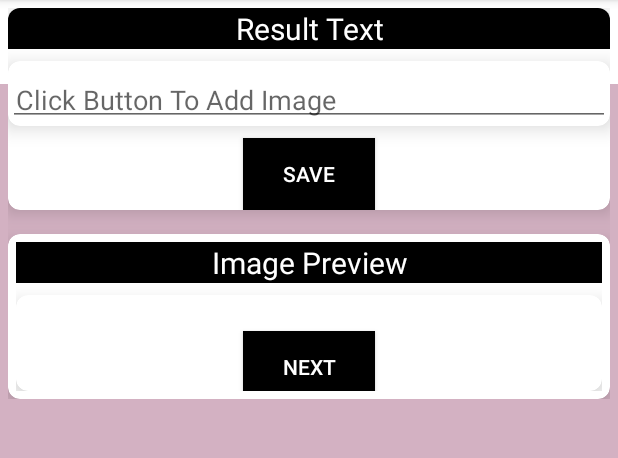
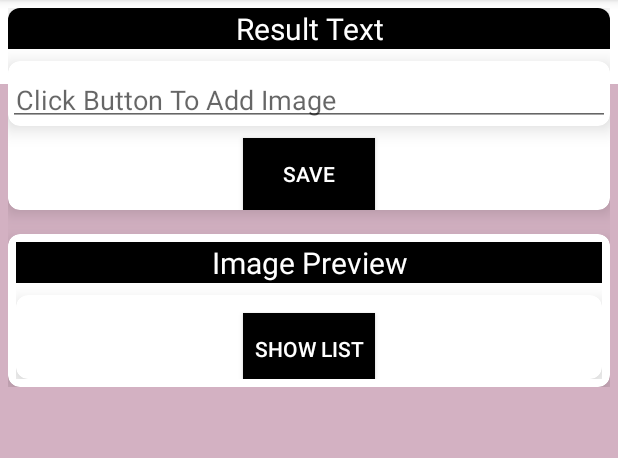
Before and after one commit to KhaiSoe/Let-s-Keep-In-Touch, an Android app: the screen it shows after launch (MainActivity), on a phone screen of 412 x 824 dp, the part 84-542 px from its top. Run offline under Robolectric (Android 15) with nearby library versions, the phone set to English and light mode, and no system bars; libraries missing offline, so code that uses them is left out: com.google.android.gms, com.theartofdev.edmodo.

Commit message:
extracted styles for scanning fragment buttons and updated github link

```diff
--- a/app/src/main/res/layout-land/fragment_scanning.xml
+++ b/app/src/main/res/layout-land/fragment_scanning.xml
@@ -71,14 +71,8 @@
 
                     <Button
                         android:id="@+id/save_editText"
-                        android:layout_width="wrap_content"
-                        android:layout_height="wrap_content"
-                        android:layout_gravity="center"
-                        android:layout_marginTop="8dp"
-                        android:background="#000000"
-                        android:gravity="center"
-                        android:text="@string/save_text"
-                        android:textColor="#ffffff" />
+                        style="@style/scanning_frag_button_style"
+                        android:text="@string/save_text" />
                 </LinearLayout>
             </androidx.cardview.widget.CardView>
 
@@ -123,15 +117,8 @@
 
                         <Button
                             android:id="@+id/next_fragment"
-                            android:layout_width="wrap_content"
-                            android:layout_height="wrap_content"
-                            android:layout_gravity="center"
-                            android:layout_marginTop="16dp"
-                            android:background="#000000"
-                            android:gravity="center"
-                            android:padding="8dp"
-                            android:text="@string/next_fragment"
-                            android:textColor="#ffffff" />
+                            style="@style/scanning_frag_button_style"
+                            android:text="@string/next_fragment" />
                     </androidx.cardview.widget.CardView>
                 </LinearLayout>
             </androidx.cardview.widget.CardView>
--- a/app/src/main/res/layout/fragment_scanning.xml
+++ b/app/src/main/res/layout/fragment_scanning.xml
@@ -73,14 +73,8 @@
 
                     <Button
                         android:id="@+id/save_editText"
-                        android:layout_width="wrap_content"
-                        android:layout_height="wrap_content"
-                        android:layout_gravity="center"
-                        android:layout_marginTop="8dp"
-                        android:background="#000000"
-                        android:gravity="center"
-                        android:text="@string/save_text"
-                        android:textColor="#ffffff" />
+                        style="@style/scanning_frag_button_style"
+                        android:text="@string/save_text" />
                 </LinearLayout>
             </androidx.cardview.widget.CardView>
 
@@ -96,7 +90,8 @@
                     android:layout_width="match_parent"
                     android:layout_height="wrap_content"
                     android:orientation="vertical"
-                    android:padding="5dp">
+                    android:padding="5dp"
+                    tools:ignore="ExtraText">
 
                     <TextView
                         android:id="@+id/show_image"
@@ -127,15 +122,8 @@
 
                         <Button
                             android:id="@+id/next_fragment"
-                            android:layout_width="wrap_content"
-                            android:layout_height="wrap_content"
-                            android:layout_gravity="center"
-                            android:layout_marginTop="16dp"
-                            android:background="#000000"
-                            android:gravity="center"
-                            android:padding="8dp"
-                            android:text="@string/next_fragment"
-                            android:textColor="#ffffff" />
+                            style="@style/scanning_frag_button_style"
+                            android:text="@string/next_fragment" />
                     </androidx.cardview.widget.CardView>
 
 
--- a/app/src/main/res/values/strings.xml
+++ b/app/src/main/res/values/strings.xml
@@ -42,10 +42,10 @@
     <string name="pickStorage_intent">image/*</string>
     <string name="delete_text">Delete Text</string>
     <string name="add_text">Add Text</string>
-    <string name="next_fragment">Next</string>
+    <string name="next_fragment">Show List</string>
     <string name="delete">Delete</string>
     <string name="save">Save</string>
-    <string name="gitHub_string">https://github.com/KhaiSoe/CYOA_Pursuit_HW_SOE_KHAING</string>
+    <string name="gitHub_string">https://github.com/KhaiSoe/Let-s-Keep-In-Touch</string>
     <string name="linkedIn_string">https://www.linkedin.com/in/khaing-m-soe/</string>
     <string name="permission_denied">Permission denied!</string>
     <string name="error">Error</string>
--- a/app/src/main/res/values/styles.xml
+++ b/app/src/main/res/values/styles.xml
@@ -39,4 +39,14 @@
         <item name="android:textColor">#ffffff</item>
     </style>
 
+    <style name="scanning_frag_button_style">
+        <item name="android:layout_width">wrap_content</item>
+        <item name="android:layout_height">wrap_content</item>
+        <item name="android:layout_gravity">center</item>
+        <item name="android:layout_marginTop">8dp</item>
+        <item name="android:background">#000000</item>
+        <item name="android:gravity">center</item>
+        <item name="android:textColor">#ffffff</item>
+    </style>
+
 </resources>
```
Also changed, not shown: app/src/main/res/layout/fragment_detail.xml (line endings or trailing spaces).
